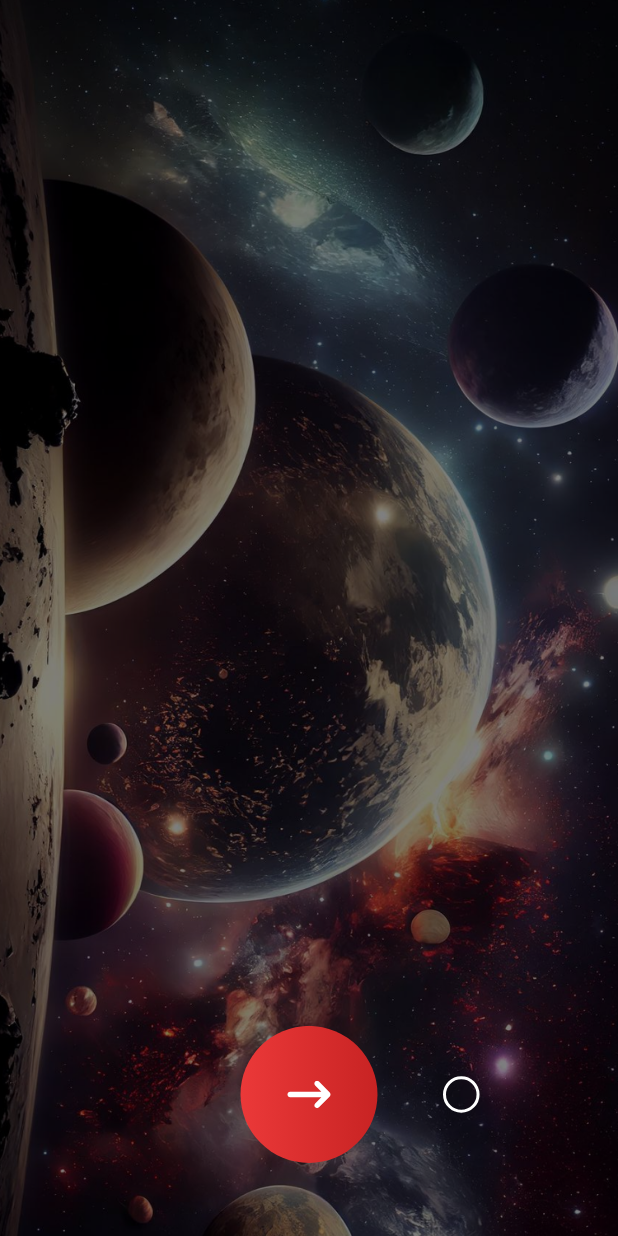
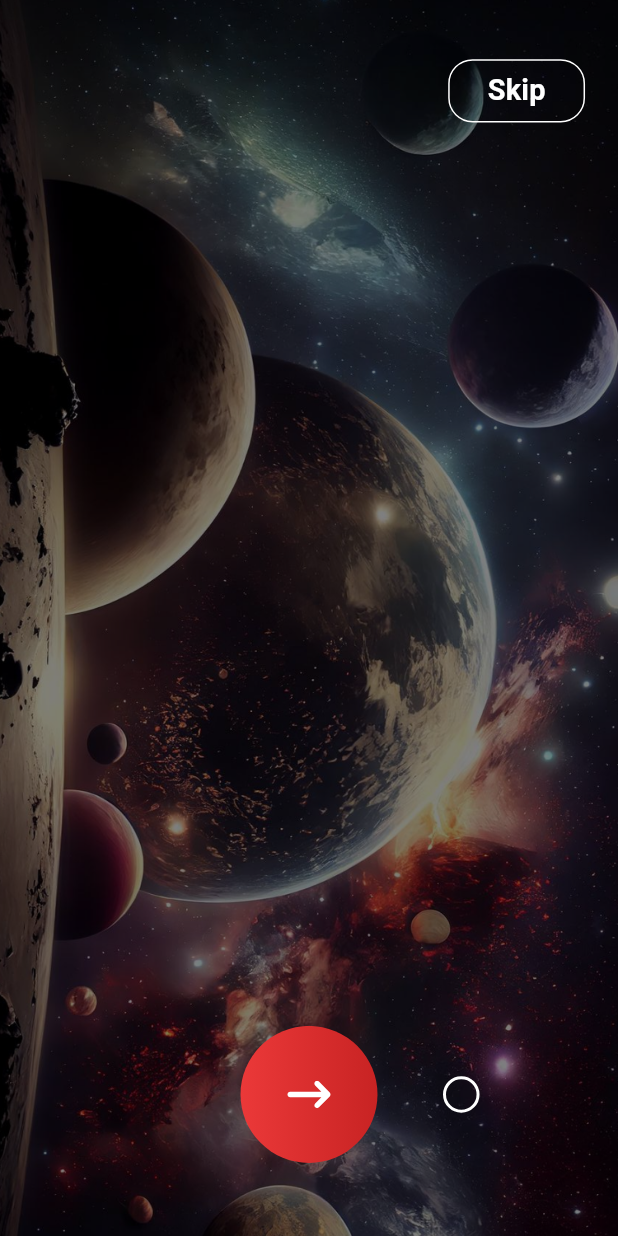
Before and after one commit to EslamElnady0/exo_planets, a Flutter app: the screen it shows after launch, swiped to page 3, on a phone screen of 412 x 824 dp. Run offline on Flutter 3.47's test engine with Material 3 defaults, Android fonts, the phone set to English and light mode, and no system bars; our stand-ins replace bloc, flutter_bloc, flutter_screenutil, flutter_svg, fluttertoast, shared_preferences.

Commit message:
- on boarding page view code refactor

```diff
--- /dev/null
+++ b/devtools_options.yaml
@@ -0,0 +1,3 @@
+description: This file stores settings for Dart & Flutter DevTools.
+documentation: https://docs.flutter.dev/tools/devtools/extensions#configure-extension-enablement-states
+extensions:
--- a/lib/core/helpers/constants.dart
+++ b/lib/core/helpers/constants.dart
@@ -1,5 +1,6 @@
 import 'package:exo_planets/core/helpers/app_assets.dart';
 import 'package:exo_planets/core/theme/app_colors.dart';
+import 'package:exo_planets/core/theme/app_text_styles.dart';
 import 'package:flutter/material.dart';
 
 import '../../features/onboarding/presentation/ui model/on_boarding_item.dart';
@@ -25,18 +26,50 @@ class Constants {
     OnBoardingItem(
         description:
             "Engage with interactive tools to visualize and understand the uniqueness of each exoplanet.",
-        backgroundImage: AppAssets.onboardingFirst),
+        backgroundImage: AppAssets.onboardingFirst,
+        richText: RichText(
+            text: TextSpan(
+                text: "Discover ",
+                style: AppTextStyles.font50WhiteW600
+                    .copyWith(color: AppColors.darkerRed),
+                children: [
+              TextSpan(text: "New Worlds", style: AppTextStyles.font50WhiteW600)
+            ]))),
     OnBoardingItem(
         description:
             "Engage with interactive tools to visualize and understand the uniqueness of each exoplanet.",
-        backgroundImage: AppAssets.onboardingSecond),
+        backgroundImage: AppAssets.onboardingSecond,
+        richText: RichText(
+            text: TextSpan(
+                text: "Discover ",
+                style: AppTextStyles.font50WhiteW600
+                    .copyWith(color: AppColors.darkerRed),
+                children: [
+              TextSpan(text: "New Worlds", style: AppTextStyles.font50WhiteW600)
+            ]))),
     OnBoardingItem(
         description:
             "Test your knowledge with quizzes and games designed to expand your understanding of the universe.",
-        backgroundImage: AppAssets.onboardingThird),
+        backgroundImage: AppAssets.onboardingThird,
+        richText: RichText(
+            text: TextSpan(
+                text: "Discover ",
+                style: AppTextStyles.font50WhiteW600
+                    .copyWith(color: AppColors.darkerRed),
+                children: [
+              TextSpan(text: "New Worlds", style: AppTextStyles.font50WhiteW600)
+            ]))),
     OnBoardingItem(
         description:
             "Begin your journey into the mysteries of the cosmos and start exploring the wonders of exoplanets today!",
-        backgroundImage: AppAssets.onboardingFourth),
+        backgroundImage: AppAssets.onboardingFourth,
+        richText: RichText(
+            text: TextSpan(
+                text: "Discover ",
+                style: AppTextStyles.font50WhiteW600
+                    .copyWith(color: AppColors.darkerRed),
+                children: [
+              TextSpan(text: "New Worlds", style: AppTextStyles.font50WhiteW600)
+            ]))),
   ];
 }
--- a/lib/core/theme/app_text_styles.dart
+++ b/lib/core/theme/app_text_styles.dart
@@ -22,4 +22,14 @@ class AppTextStyles {
     fontWeight: FontWeight.w600,
     color: AppColors.white,
   );
+  static TextStyle font19WhiteW600 = TextStyle(
+    fontSize: 19.sp,
+    fontWeight: FontWeight.w600,
+    color: AppColors.white,
+  );
+  static TextStyle font50WhiteW600 = TextStyle(
+    fontSize: 50.sp,
+    fontWeight: FontWeight.w600,
+    color: AppColors.white,
+  );
 }
--- a/lib/features/onboarding/presentation/ui model/on_boarding_item.dart
+++ b/lib/features/onboarding/presentation/ui model/on_boarding_item.dart
@@ -1,6 +1,12 @@
+import 'package:flutter/material.dart';
+
 class OnBoardingItem {
   final String backgroundImage;
   final String description;
+  final Widget richText;
 
-  OnBoardingItem({required this.backgroundImage, required this.description});
+  OnBoardingItem(
+      {required this.backgroundImage,
+      required this.description,
+      required this.richText});
 }
--- /dev/null
+++ b/lib/features/onboarding/presentation/views/widgets/onboarding_page_body.dart
@@ -0,0 +1,23 @@
+import 'package:exo_planets/core/helpers/spacing.dart';
+import 'package:flutter/material.dart';
+import 'package:flutter_screenutil/flutter_screenutil.dart';
+
+import 'onboarding_skip_button.dart';
+
+class OnBoardingPageBody extends StatelessWidget {
+  const OnBoardingPageBody({super.key});
+
+  @override
+  Widget build(BuildContext context) {
+    return Padding(
+      padding: EdgeInsets.symmetric(horizontal: 20.w),
+      child: Column(
+        children: [
+          vGap(36),
+          const Align(
+              alignment: Alignment.centerRight, child: OnBoardingSkipButton()),
+        ],
+      ),
+    );
+  }
+}
--- /dev/null
+++ b/lib/features/onboarding/presentation/views/widgets/onboarding_pages_page_view.dart
@@ -0,0 +1,34 @@
+import 'package:exo_planets/core/helpers/constants.dart';
+import 'package:exo_planets/core/helpers/extensions.dart';
+import 'package:flutter/material.dart';
+
+import 'onboarding_page_body.dart';
+
+class OnBoardingPagesPageView extends StatelessWidget {
+  final PageController pageController;
+  const OnBoardingPagesPageView({super.key, required this.pageController});
+
+  @override
+  Widget build(BuildContext context) {
+    return SizedBox(
+      height: context.height,
+      width: context.width,
+      child: PageView.builder(
+          scrollDirection: Axis.horizontal,
+          controller: pageController,
+          physics: const NeverScrollableScrollPhysics(),
+          itemCount: Constants.onBoardingItems.length,
+          itemBuilder: (context, index) => Container(
+              height: context.height,
+              width: context.width,
+              decoration: BoxDecoration(
+                  image: DecorationImage(
+                image: AssetImage(
+                  Constants.onBoardingItems[index].backgroundImage,
+                ),
+                fit: BoxFit.cover,
+              )),
+              child: OnBoardingPageBody())),
+    );
+  }
+}
--- /dev/null
+++ b/lib/features/onboarding/presentation/views/widgets/onboarding_skip_button.dart
@@ -0,0 +1,26 @@
+import 'package:exo_planets/core/theme/app_text_styles.dart';
+import 'package:flutter/material.dart';
+import 'package:flutter_screenutil/flutter_screenutil.dart';
+
+class OnBoardingSkipButton extends StatelessWidget {
+  const OnBoardingSkipButton({super.key});
+
+  @override
+  Widget build(BuildContext context) {
+    return TextButton(
+      onPressed: () {},
+      style: TextButton.styleFrom(
+        foregroundColor: Colors.white,
+        shape: RoundedRectangleBorder(
+          side: const BorderSide(color: Colors.white),
+          borderRadius: BorderRadius.circular(16.r),
+        ),
+        padding: EdgeInsets.symmetric(horizontal: 24.w, vertical: 7.h),
+      ),
+      child: Text(
+        "Skip",
+        style: AppTextStyles.font19WhiteW600,
+      ),
+    );
+  }
+}
--- a/lib/features/onboarding/presentation/views/widgets/onboarding_view_body.dart
+++ b/lib/features/onboarding/presentation/views/widgets/onboarding_view_body.dart
@@ -1,10 +1,10 @@
-import 'package:exo_planets/core/helpers/constants.dart';
-import 'package:exo_planets/core/helpers/extensions.dart';
 import 'package:exo_planets/features/onboarding/presentation/ui%20cubit/cubit/onboarding_cubit.dart';
 import 'package:exo_planets/features/onboarding/presentation/views/widgets/indicator_page_view.dart';
 import 'package:flutter/material.dart';
 import 'package:flutter_bloc/flutter_bloc.dart';
 import 'package:flutter_screenutil/flutter_screenutil.dart';
+
+import 'onboarding_pages_page_view.dart';
 
 class OnboardingViewBody extends StatefulWidget {
   const OnboardingViewBody({super.key});
@@ -42,20 +42,8 @@ class _OnboardingViewBodyState extends State<OnboardingViewBody> {
         return Stack(
           alignment: Alignment.bottomCenter,
           children: [
-            SizedBox(
-              height: context.height,
-              width: context.width,
-              child: PageView.builder(
-                  scrollDirection: Axis.horizontal,
-                  controller: _pageController,
-                  physics: const NeverScrollableScrollPhysics(),
-                  itemCount: Constants.onBoardingItems.length,
-                  itemBuilder: (context, index) => Image.asset(
-                        Constants.onBoardingItems[index].backgroundImage,
-                        height: context.height,
-                        width: context.width,
-                        fit: BoxFit.cover,
-                      )),
+            OnBoardingPagesPageView(
+              pageController: _pageController,
             ),
             context.read<OnboardingCubit>().currentIndex == 3
                 ? const SizedBox.shrink()
```
